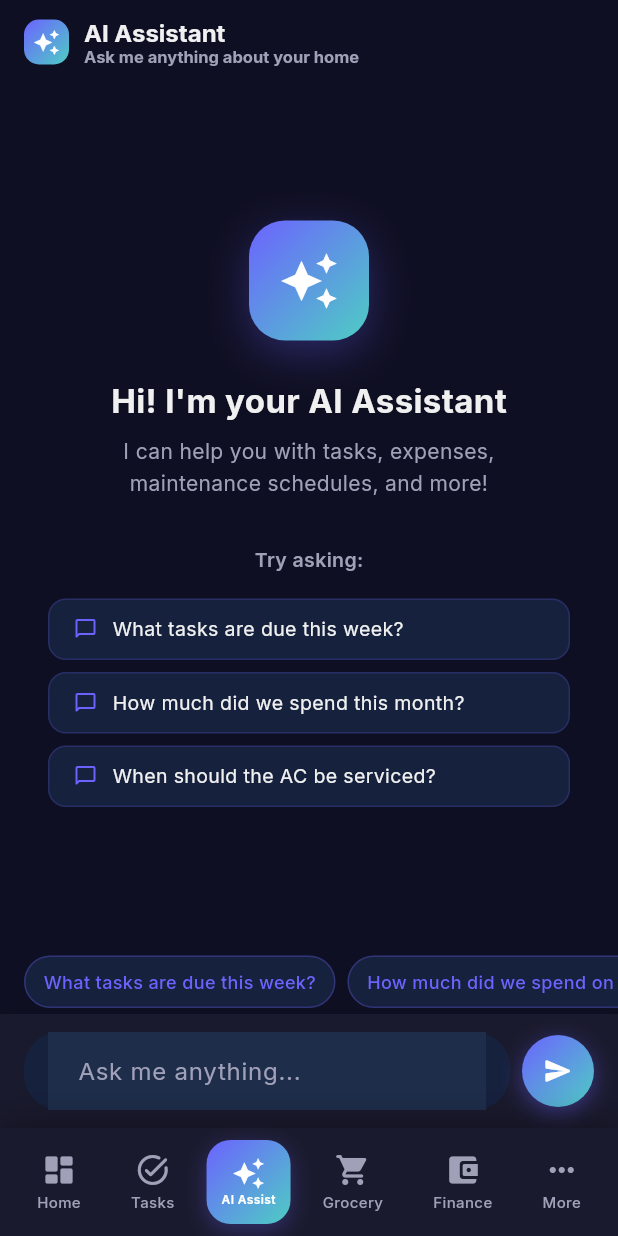
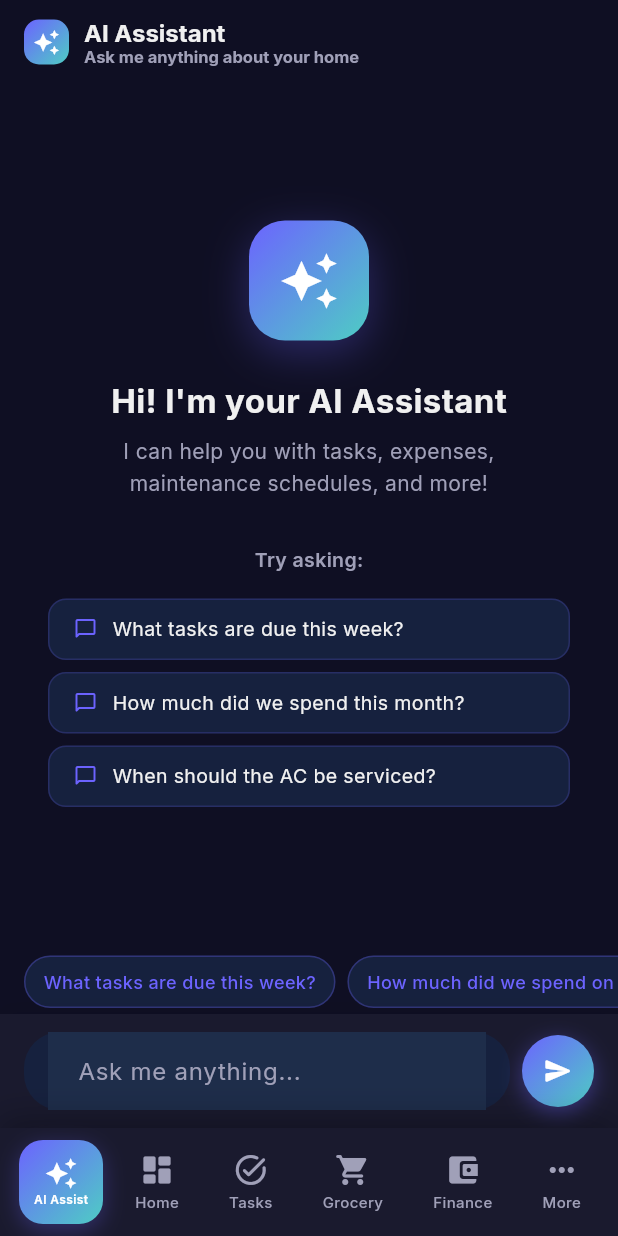
Before and after one commit to asirselvin446-commits/HomeHUB.AI, a Flutter app: the screen it shows once a user with an empty profile is signed in, after a tap on "AI Assist", on a phone screen of 412 x 824 dp. Run offline on Flutter 3.47's test engine with Material 3 defaults, Android fonts, the phone set to English and light mode, and no system bars; our stand-ins replace cloud_firestore, firebase_auth, firebase_core, fl_chart, google_fonts, google_sign_in and 1 more; accounts and stored records are empty.

Commit message:
Auto-sync backup: 2026-03-12 12:08:49

```diff
--- a/lib/screens/home_shell.dart
+++ b/lib/screens/home_shell.dart
@@ -21,9 +21,9 @@ class _HomeShellState extends State<HomeShell> {
   int _currentIndex = 0;
 
   final List<Widget> _screens = [
+    AIAssistantScreen(),
     DashboardScreen(),
     TasksScreen(),
-    AIAssistantScreen(),
     GroceryScreen(),
     FinanceScreen(),
     MoreScreen(),
@@ -55,9 +55,9 @@ class _HomeShellState extends State<HomeShell> {
             child: Row(
               mainAxisAlignment: MainAxisAlignment.spaceAround,
               children: [
-                _navItem(0, Icons.dashboard_rounded, 'Home', isDark),
-                _navItem(1, Icons.task_alt_rounded, 'Tasks', isDark),
-                _centerButton(isDark),
+                _aiAssistButton(isDark),
+                _navItem(1, Icons.dashboard_rounded, 'Home', isDark),
+                _navItem(2, Icons.task_alt_rounded, 'Tasks', isDark),
                 _navItem(3, Icons.shopping_cart_rounded, 'Grocery', isDark),
                 _navItem(4, Icons.account_balance_wallet_rounded, 'Finance', isDark),
                 _navItem(5, Icons.more_horiz_rounded, 'More', isDark),
@@ -113,10 +113,10 @@ class _HomeShellState extends State<HomeShell> {
     );
   }
 
-  Widget _centerButton(bool isDark) {
-    final isSelected = _currentIndex == 2;
+  Widget _aiAssistButton(bool isDark) {
+    final isSelected = _currentIndex == 0;
     return GestureDetector(
-      onTap: () => setState(() => _currentIndex = 2),
+      onTap: () => setState(() => _currentIndex = 0),
       child: Container(
         width: 56,
         height: 56,
```
